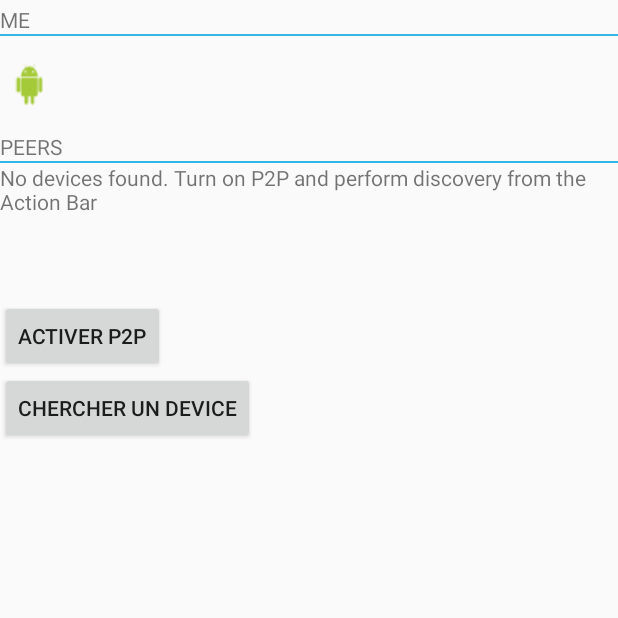
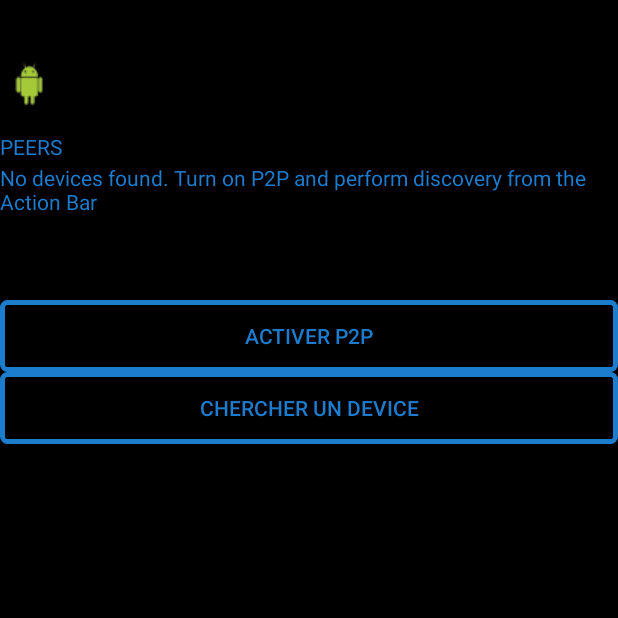
Before and after one commit to clementf/vibz, an Android app: the WiFiDirectActivity screen opened directly, with no data from a screen before it, on a phone screen of 412 x 824 dp, the top half of it. Run offline under Robolectric (Android 15) with nearby library versions, the phone set to English and light mode, and no system bars.

Commit message:
Make connection mode beautiful

```diff
--- a/app/src/main/res/layout/device_list.xml
+++ b/app/src/main/res/layout/device_list.xml
@@ -4,7 +4,8 @@
     android:orientation="vertical"
     android:layout_width="match_parent"
     android:layout_height="match_parent"
-    android:paddingTop="3dp">
+    android:paddingTop="3dp"
+    android:background="@color/black_100_opacity">
 
     <TextView
         android:layout_width="fill_parent"
@@ -15,7 +16,7 @@
         android:layout_width="fill_parent"
         android:layout_height="1dp"
         android:gravity="center_vertical"
-        android:background="@android:color/holo_blue_light" />
+        android:background="@color/black_100_opacity" />
 
     <!-- Self information -->
     <LinearLayout
@@ -40,12 +41,14 @@
                 android:layout_width="fill_parent"
                 android:layout_height="0dp"
                 android:layout_weight="1"
+                android:textColor="@color/blue_text"
                 android:gravity="center_vertical" />
             <TextView
                 android:id="@+id/my_status"
                 android:layout_width="fill_parent"
                 android:layout_height="0dp"
                 android:layout_weight="1"
+                android:textColor="@color/blue_text"
                 android:singleLine="true"
                 android:ellipsize="marquee" />
         </LinearLayout>
@@ -55,13 +58,15 @@
         android:layout_width="fill_parent"
         android:layout_height="wrap_content"
         android:gravity="center_vertical"
+        android:textColor="@color/blue_text"
         android:text="@string/label_peers" />
 
     <View
         android:layout_width="fill_parent"
         android:layout_height="1dp"
         android:gravity="center_vertical"
-        android:background="@android:color/holo_blue_light" />
+        android:textColor="@color/blue_text"
+        />
 
     <!-- Available peers -->
     <ListView
@@ -76,5 +81,6 @@
         android:layout_width="match_parent"
         android:layout_gravity="center"
         android:layout_height="match_parent"
+        android:textColor="@color/blue_text"
         android:text="@string/empty_message" />
 </LinearLayout>
--- a/app/src/main/res/layout/main.xml
+++ b/app/src/main/res/layout/main.xml
@@ -2,7 +2,8 @@
 <LinearLayout xmlns:android="http://schemas.android.com/apk/res/android"
     android:layout_width="fill_parent"
     android:layout_height="fill_parent"
-    android:orientation="vertical">
+    android:orientation="vertical"
+    android:background="@color/black_100_opacity">
 
     <LinearLayout
         android:layout_width="wrap_content"
@@ -16,6 +17,7 @@
             android:id="@+id/frag_list"
             class="com.vibz.vibz.DeviceListFragment"
             android:layout_width="match_parent"
+            android:background="@color/black_100_opacity"
             android:layout_height="@dimen/phone_list_height"></fragment>
 
 
@@ -23,15 +25,19 @@
 
     <Button
         android:id="@+id/b1"
-        android:layout_width="wrap_content"
+        android:layout_width="fill_parent"
         android:layout_height="wrap_content"
         android:clickable="true"
-        android:text="Activer p2p" />
+        android:background="@drawable/button_shape"
+        android:text="Activer p2p"
+        android:textColor="@color/blue_text"/>
 
     <Button
         android:id="@+id/b2"
-        android:layout_width="wrap_content"
+        android:layout_width="fill_parent"
         android:layout_height="wrap_content"
         android:clickable="true"
-        android:text="Chercher un device" />
+        android:text="Chercher un device"
+        android:background="@drawable/button_shape"
+        android:textColor="@color/blue_text"/>/>
 </LinearLayout>
--- a/app/src/main/res/layout/row_devices.xml
+++ b/app/src/main/res/layout/row_devices.xml
@@ -21,12 +21,14 @@
             android:layout_width="fill_parent"
             android:layout_height="0dip"
             android:layout_weight="1"
+            android:textColor="@color/blue_text"
             android:gravity="center_vertical" />
         <TextView
             android:layout_width="fill_parent"
             android:layout_height="0dip"
             android:layout_weight="1"
             android:id="@+id/device_details"
+            android:textColor="@color/blue_text"
             android:singleLine="true"
             android:ellipsize="marquee" />
     </LinearLayout>
```
